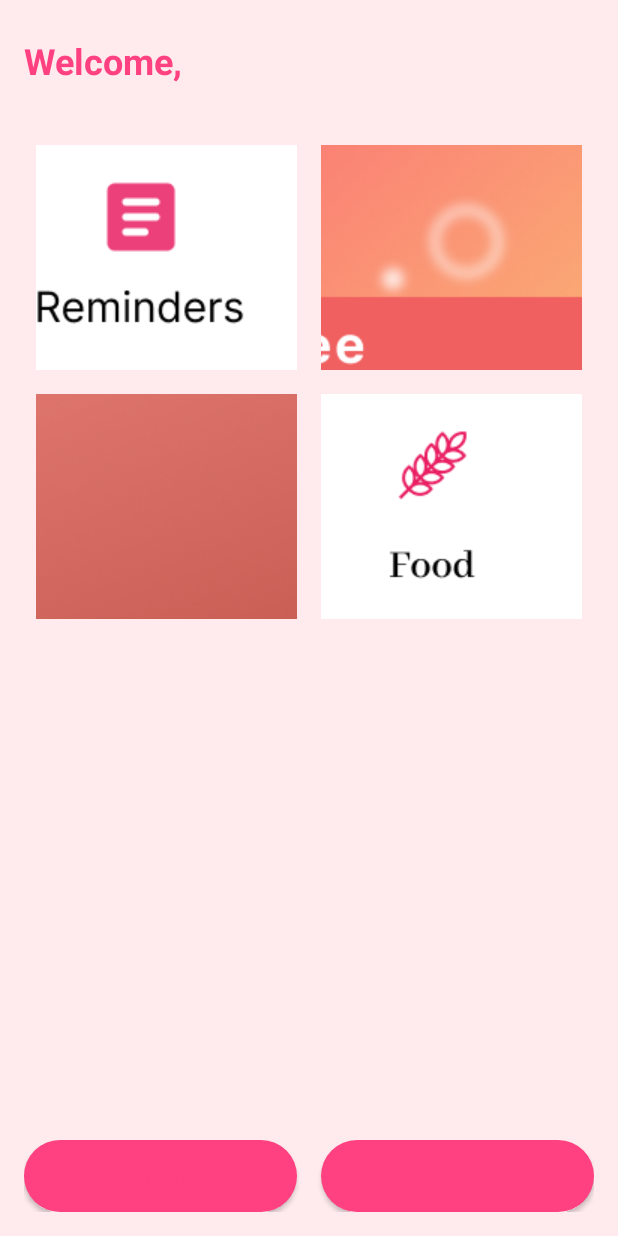
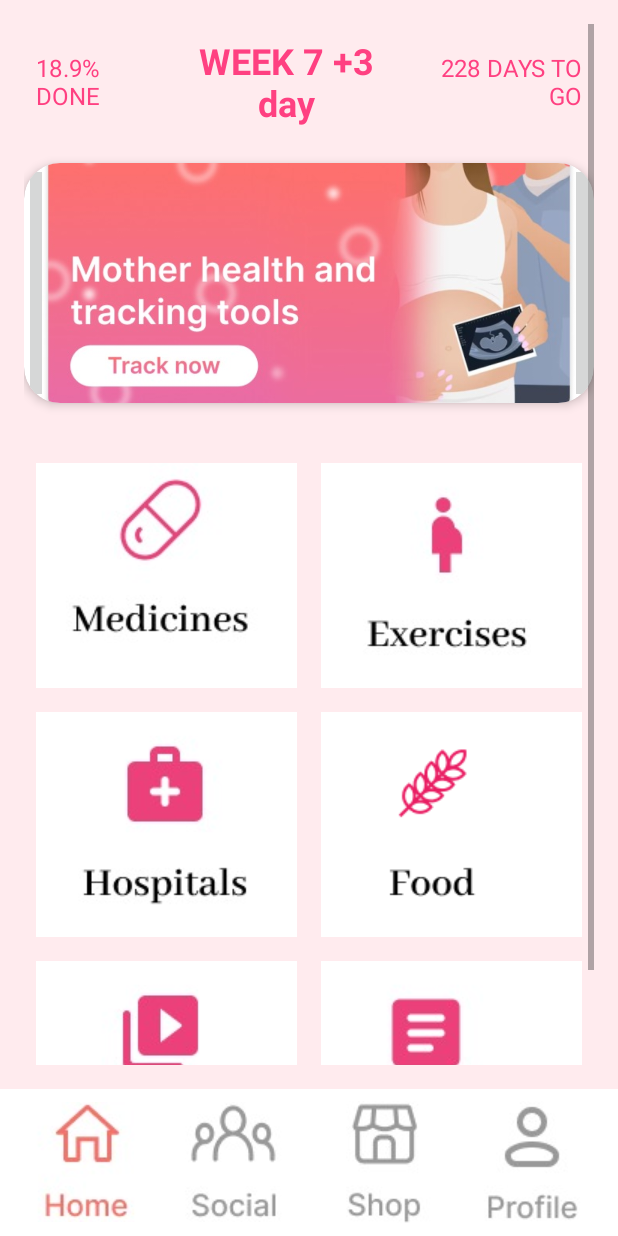
Before and after one commit to viranaga/PregaBoo, an Android app: the DashboardActivity screen opened directly, with no data from a screen before it, on a phone screen of 412 x 824 dp. Run offline under Robolectric (Android 15) with nearby library versions, the phone set to English and light mode, and no system bars; our stand-ins replace Firebase (no records; nobody signed in at launch, a user with empty details on screens opened directly).

Commit message:
create dash board propely

```diff
--- a/app/src/main/java/com/example/pregaboo/views/DashboardActivity.java
+++ b/app/src/main/java/com/example/pregaboo/views/DashboardActivity.java
@@ -2,9 +2,6 @@ package com.example.pregaboo.views;
 
 import android.content.Intent;
 import android.os.Bundle;
-import android.widget.Button;
-import android.widget.ImageButton;
-import android.widget.TextView;
 import androidx.appcompat.app.AppCompatActivity;
 import com.example.pregaboo.R;
 import com.example.pregaboo.database.DataManager;
@@ -12,13 +9,6 @@ import com.google.firebase.auth.FirebaseAuth;
 import com.google.firebase.auth.FirebaseUser;
 
 public class DashboardActivity extends AppCompatActivity {
-    private TextView welcomeText;
-    private Button buttonHome;
-    private Button buttonSocial;
-    private ImageButton buttonTracker;
-    private ImageButton buttonNutrition;
-    private ImageButton buttonExercise;
-    private ImageButton buttonCommunity;
     private FirebaseAuth mAuth;
     private DataManager dataManager;
 
@@ -30,59 +20,10 @@ public class DashboardActivity extends AppCompatActivity {
         mAuth = FirebaseAuth.getInstance();
         dataManager = new DataManager(this);
 
-        initializeViews();
-        setupClickListeners();
-        updateUserInfo();
+        checkUserAuthentication();
     }
 
-    private void initializeViews() {
-        welcomeText = findViewById(R.id.welcomeText);
-        buttonHome = findViewById(R.id.buttonHome);
-        buttonSocial = findViewById(R.id.buttonSocial);
-        buttonTracker = findViewById(R.id.buttonTracker);
-        buttonNutrition = findViewById(R.id.buttonNutrition);
-        buttonExercise = findViewById(R.id.buttonExercise);
-        buttonCommunity = findViewById(R.id.buttonCommunity);
-    }
-
-    private void setupClickListeners() {
-        buttonHome.setOnClickListener(v -> {
-            // Already on home screen
-        });
-
-        buttonSocial.setOnClickListener(v -> {
-            // TODO: Implement social screen navigation
-        });
-
-        buttonTracker.setOnClickListener(v -> {
-            // TODO: Implement pregnancy tracker
-        });
-
-        buttonNutrition.setOnClickListener(v -> {
-            // TODO: Implement nutrition guide
-        });
-
-        buttonExercise.setOnClickListener(v -> {
-            // TODO: Implement exercise guide
-        });
-
-        buttonCommunity.setOnClickListener(v -> {
-            // TODO: Implement community features
-        });
-    }
-
-    private void updateUserInfo() {
-        FirebaseUser user = mAuth.getCurrentUser();
-        if (user != null) {
-            String displayName = user.getDisplayName();
-            welcomeText.setText("Welcome, " + (displayName != null ? displayName : "User"));
-        }
-    }
-
-    @Override
-    protected void onStart() {
-        super.onStart();
-        // Check if user is signed in
+    private void checkUserAuthentication() {
         FirebaseUser currentUser = mAuth.getCurrentUser();
         if (currentUser == null) {
             // If not signed in, return to login screen
@@ -91,4 +32,10 @@ public class DashboardActivity extends AppCompatActivity {
             finish();
         }
     }
+
+    @Override
+    protected void onStart() {
+        super.onStart();
+        checkUserAuthentication();
+    }
 }
--- a/app/src/main/res/layout/activity_dashboard.xml
+++ b/app/src/main/res/layout/activity_dashboard.xml
@@ -1,114 +1,149 @@
 <?xml version="1.0" encoding="utf-8"?>
-<androidx.constraintlayout.widget.ConstraintLayout xmlns:android="http://schemas.android.com/apk/res/android"
+<RelativeLayout xmlns:android="http://schemas.android.com/apk/res/android"
     xmlns:app="http://schemas.android.com/apk/res-auto"
     android:layout_width="match_parent"
     android:layout_height="match_parent"
     android:background="#FFEBEE">
 
-    <TextView
-        android:id="@+id/welcomeText"
-        android:layout_width="wrap_content"
-        android:layout_height="wrap_content"
-        android:layout_marginTop="24dp"
-        android:layout_marginStart="16dp"
-        android:text="Welcome"
-        android:textSize="24sp"
-        android:textColor="#FF4081"
-        android:textStyle="bold"
-        app:layout_constraintStart_toStartOf="parent"
-        app:layout_constraintTop_toTopOf="parent" />
-
+    <!-- Scrollable Content Section -->
     <ScrollView
         android:layout_width="match_parent"
-        android:layout_height="0dp"
-        android:layout_marginTop="16dp"
-        android:layout_marginBottom="16dp"
-        app:layout_constraintTop_toBottomOf="@id/welcomeText"
-        app:layout_constraintBottom_toTopOf="@id/bottomNavigation">
+        android:layout_height="match_parent"
+        android:layout_above="@id/navbar"
+        android:padding="16dp">
 
         <LinearLayout
             android:layout_width="match_parent"
             android:layout_height="wrap_content"
-            android:orientation="vertical"
-            android:padding="16dp">
+            android:orientation="vertical">
 
+            <!-- Header Section -->
+            <LinearLayout
+                android:layout_width="match_parent"
+                android:layout_height="wrap_content"
+                android:orientation="horizontal"
+                android:gravity="center_vertical"
+                android:padding="8dp">
+
+                <TextView
+                    android:layout_width="wrap_content"
+                    android:layout_height="wrap_content"
+                    android:text="18.9% DONE"
+                    android:textColor="#FF4081"
+                    android:textSize="16sp"
+                    android:layout_weight="1" />
+
+                <TextView
+                    android:layout_width="wrap_content"
+                    android:layout_height="wrap_content"
+                    android:text="WEEK 7 +3 day"
+                    android:textColor="#FF4081"
+                    android:textSize="24sp"
+                    android:textStyle="bold"
+                    android:layout_weight="1"
+                    android:gravity="center" />
+
+                <TextView
+                    android:layout_width="wrap_content"
+                    android:layout_height="wrap_content"
+                    android:text="228 DAYS TO GO"
+                    android:textColor="#FF4081"
+                    android:textSize="16sp"
+                    android:layout_weight="1"
+                    android:gravity="end" />
+            </LinearLayout>
+
+            <!-- Track Now Card -->
+            <androidx.cardview.widget.CardView
+                android:layout_width="match_parent"
+                android:layout_height="160dp"
+                android:layout_marginVertical="16dp"
+                app:cardCornerRadius="24dp"
+                app:cardElevation="4dp">
+
+                <RelativeLayout
+                    android:layout_width="match_parent"
+                    android:layout_height="match_parent">
+
+                    <ImageButton
+                        android:scaleType="centerCrop"
+                        android:id="@+id/imageButton"
+                        android:layout_width="match_parent"
+                        android:layout_height="match_parent"
+                        app:srcCompat="@drawable/img_33" />
+                </RelativeLayout>
+            </androidx.cardview.widget.CardView>
+
+            <!-- Grid Section -->
             <GridLayout
                 android:layout_width="match_parent"
                 android:layout_height="wrap_content"
                 android:columnCount="2"
-                android:rowCount="2">
+                android:rowCount="3"
+                android:layout_marginTop="16dp">
 
                 <ImageButton
-                    android:id="@+id/buttonTracker"
                     android:layout_width="0dp"
                     android:layout_height="150dp"
                     android:layout_columnWeight="1"
                     android:layout_margin="8dp"
                     android:background="@drawable/rounded_button_white"
-                    android:src="@drawable/img_21"
-                    android:contentDescription="Pregnancy Tracker" />
+                    android:contentDescription="Medicines"
+                    android:src="@drawable/img_29" />
 
                 <ImageButton
-                    android:id="@+id/buttonNutrition"
                     android:layout_width="0dp"
                     android:layout_height="150dp"
                     android:layout_columnWeight="1"
                     android:layout_margin="8dp"
                     android:background="@drawable/rounded_button_white"
-                    android:src="@drawable/img_22"
-                    android:contentDescription="Nutrition Guide" />
+                    android:contentDescription="Exercises"
+                    android:src="@drawable/img_28" />
 
                 <ImageButton
-                    android:id="@+id/buttonExercise"
                     android:layout_width="0dp"
                     android:layout_height="150dp"
                     android:layout_columnWeight="1"
                     android:layout_margin="8dp"
                     android:background="@drawable/rounded_button_white"
-                    android:src="@drawable/img_23"
-                    android:contentDescription="Exercise Guide" />
+                    android:contentDescription="Hospitals"
+                    android:src="@drawable/img_30" />
 
                 <ImageButton
-                    android:id="@+id/buttonCommunity"
                     android:layout_width="0dp"
                     android:layout_height="150dp"
                     android:layout_columnWeight="1"
                     android:layout_margin="8dp"
                     android:background="@drawable/rounded_button_white"
                     android:src="@drawable/img_24"
-                    android:contentDescription="Community" />
+                    android:contentDescription="Reminders" />
 
+                <ImageButton
+                    android:layout_width="0dp"
+                    android:layout_height="150dp"
+                    android:layout_columnWeight="1"
+                    android:layout_margin="8dp"
+                    android:background="@drawable/rounded_button_white"
+                    android:contentDescription="Videos"
+                    android:src="@drawable/img_31" />
+
+                <ImageButton
+                    android:layout_width="0dp"
+                    android:layout_height="150dp"
+                    android:layout_columnWeight="1"
+                    android:layout_margin="8dp"
+                    android:background="@drawable/rounded_button_white"
+                    android:contentDescription="Food"
+                    android:src="@drawable/img_32" />
             </GridLayout>
         </LinearLayout>
     </ScrollView>
 
-    <LinearLayout
-        android:id="@+id/bottomNavigation"
+    <!-- Fixed Navbar -->
+    <include
+        android:id="@id/navbar"
+        layout="@layout/activity_navbar"
         android:layout_width="match_parent"
         android:layout_height="wrap_content"
-        android:orientation="horizontal"
-        android:padding="16dp"
-        app:layout_constraintBottom_toBottomOf="parent">
-
-        <Button
-            android:id="@+id/buttonHome"
-            android:layout_width="0dp"
-            android:layout_height="wrap_content"
-            android:layout_weight="1"
-            android:layout_marginEnd="8dp"
-            android:text="Home"
-            android:background="@drawable/rounded_button_white"
-            android:textColor="#FF4081" />
-
-        <Button
-            android:id="@+id/buttonSocial"
-            android:layout_width="0dp"
-            android:layout_height="wrap_content"
-            android:layout_weight="1"
-            android:layout_marginStart="8dp"
-            android:text="Social"
-            android:background="@drawable/rounded_button_white"
-            android:textColor="#FF4081" />
-    </LinearLayout>
-
-</androidx.constraintlayout.widget.ConstraintLayout>
+        android:layout_alignParentBottom="true" />
+</RelativeLayout>
--- a/app/src/main/res/layout/activity_navbar.xml
+++ b/app/src/main/res/layout/activity_navbar.xml
@@ -1,35 +1,46 @@
 <?xml version="1.0" encoding="utf-8"?>
-<androidx.constraintlayout.widget.ConstraintLayout
-    xmlns:android="http://schemas.android.com/apk/res/android"
-    xmlns:app="http://schemas.android.com/apk/res-auto"
-    xmlns:tools="http://schemas.android.com/tools"
-    android:id="@+id/main"
+<LinearLayout xmlns:android="http://schemas.android.com/apk/res/android"
     android:layout_width="match_parent"
-    android:layout_height="match_parent"
-    tools:context=".MainActivity">
+    android:layout_height="wrap_content"
+    android:orientation="horizontal"
+    android:background="#FFFFFF"
+    android:padding="8dp"
+    android:gravity="center">
 
-    <com.google.android.material.bottomnavigation.BottomNavigationView
-        android:id="@+id/bottomNavigationView2"
-        android:layout_width="match_parent"
+    <ImageButton
+        android:id="@+id/homeButton"
+        android:layout_width="0dp"
         android:layout_height="wrap_content"
-        android:background="@color/black"
-        android:contentDescription="Bottom navigation"
-        app:itemIconTint="@color/black"
-        app:itemTextColor="#C7DE99"
-        app:labelVisibilityMode="labeled"
-        app:layout_constraintBottom_toBottomOf="parent"
-        app:layout_constraintEnd_toEndOf="parent"
-        app:layout_constraintStart_toStartOf="parent"
-        app:menu="@menu/menu" />
+        android:layout_weight="1"
+        android:src="@drawable/img_34"
+        android:contentDescription="Home"
+        android:background="?attr/selectableItemBackgroundBorderless" />
 
-    <FrameLayout
-        android:id="@+id/contentFrame"
-        android:layout_width="match_parent"
-        android:layout_height="0dp"
-        app:layout_constraintTop_toTopOf="parent"
-        app:layout_constraintBottom_toTopOf="@+id/bottomNavigationView2"
-        app:layout_constraintEnd_toEndOf="parent"
-        app:layout_constraintStart_toStartOf="parent"
-        android:contentDescription="Main content area" />
+    <ImageButton
+        android:id="@+id/socialButton"
+        android:layout_width="0dp"
+        android:layout_height="wrap_content"
+        android:layout_weight="1"
+        android:src="@drawable/img_35"
+        android:contentDescription="Social"
+        android:background="?attr/selectableItemBackgroundBorderless" />
 
-</androidx.constraintlayout.widget.ConstraintLayout>
+    <ImageButton
+        android:id="@+id/shopButton"
+        android:layout_width="0dp"
+        android:layout_height="wrap_content"
+        android:layout_weight="1"
+        android:src="@drawable/img_36"
+        android:contentDescription="Shop"
+        android:background="?attr/selectableItemBackgroundBorderless" />
+
+    <ImageButton
+        android:id="@+id/profileButton"
+        android:layout_width="0dp"
+        android:layout_height="wrap_content"
+        android:layout_weight="1"
+        android:src="@drawable/img_37"
+        android:contentDescription="Profile"
+        android:background="?attr/selectableItemBackgroundBorderless" />
+
+</LinearLayout>
```
Also changed, not shown: app/src/main/java/com/example/pregaboo/views/CreateAccountActivity.java (+13 -8 lines), app/src/main/java/com/example/pregaboo/views/LoginActivity2.java (+36 -1 lines), app/src/main/res/layout/activity_login2.xml (+13 -7 lines), app/src/main/res/drawable/img_28.png (added), app/src/main/res/drawable/img_29.png (added), app/src/main/res/drawable/img_30.png (added), app/src/main/res/drawable/img_31.png (added), app/src/main/res/drawable/img_32.png (added), app/src/main/res/drawable/img_33.png (added), app/src/main/res/drawable/img_34.png (added), app/src/main/res/drawable/img_35.png (added), app/src/main/res/drawable/img_36.png (added), app/src/main/res/drawable/img_37.png (added).
